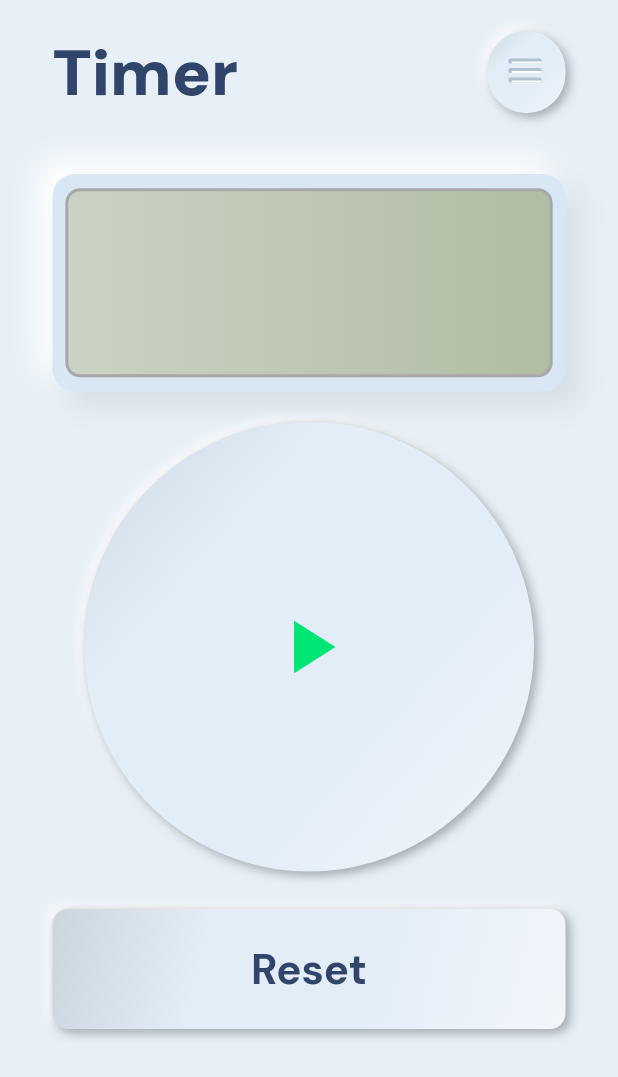
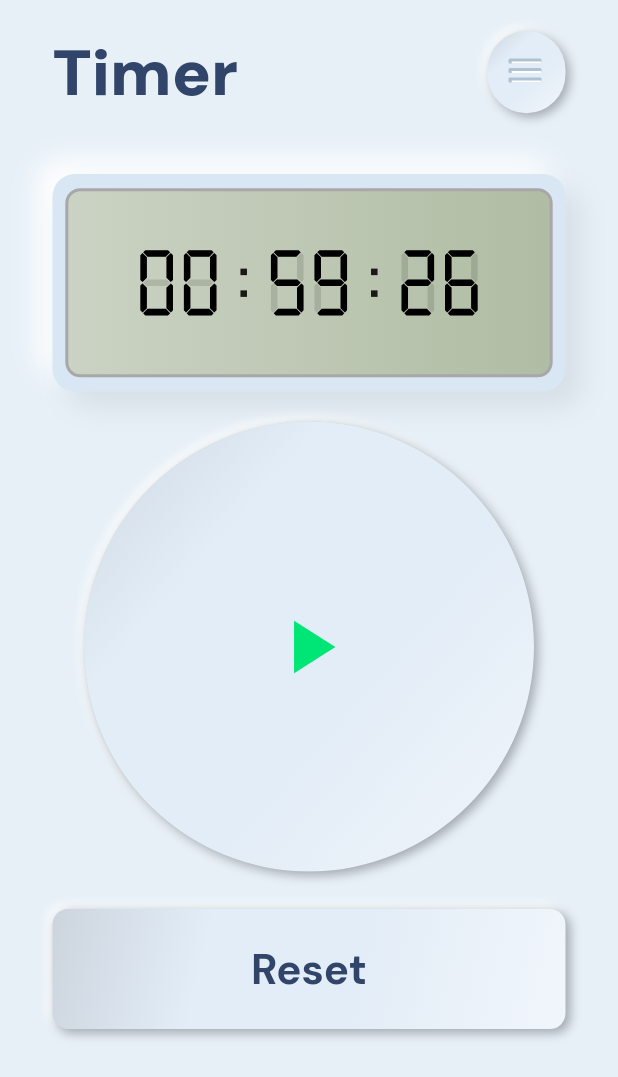
Before and after one commit to c0ff33-b34n/neumorphic_timer, a Flutter app: the screen it shows after launch, on a phone screen of 412 x 824 dp. Shown: the top 1077 px of the screen. Run offline on Flutter 3.47's test engine with Material 2 defaults, Android fonts, the phone set to English and light mode, and no system bars; our stand-ins replace google_fonts.

Commit message:
Add digital numbers to digital clock display

```diff
--- /dev/null
+++ b/lib/UI/digital_colon.dart
@@ -0,0 +1,63 @@
+// Copyright (c) 2017, Brian Armstrong. All rights reserved. Use of this source code
+// is governed by a BSD-style license that can be found in the LICENSE file.
+
+import 'package:flutter/material.dart';
+
+class DigitalColon extends StatelessWidget {
+  final double height;
+  final Color color;
+
+  DigitalColon({Key? key, required this.height, required this.color})
+      : assert(height != null),
+        assert(color != null),
+        super(key: key);
+
+  @override
+  Widget build(BuildContext context) {
+    return new CustomPaint(
+      size: new Size(height / 2.0, height),
+      painter: new _DigitalColonPainter(height, color),
+    );
+  }
+}
+
+class _DigitalColonPainter extends CustomPainter {
+  final double height;
+  final Color color;
+
+  _DigitalColonPainter(this.height, this.color);
+
+  @override
+  bool shouldRepaint(_DigitalColonPainter oldDelegate) {
+    return height != oldDelegate.height || color != oldDelegate.color;
+  }
+
+  @override
+  void paint(Canvas canvas, Size size) {
+    final double width = height / 2;
+    final double thickness = width / 5;
+
+    final Paint paint = new Paint()
+      ..color = color
+      ..style = PaintingStyle.fill;
+
+    // Top dot
+    canvas.drawRect(
+        new Rect.fromLTWH(
+          width / 2 - thickness / 2,
+          height / 3 - thickness / 2,
+          thickness,
+          thickness,
+        ),
+        paint);
+    // Bottom dot
+    canvas.drawRect(
+        new Rect.fromLTWH(
+          width / 2 - thickness / 2,
+          height * 2 / 3 - thickness / 2,
+          thickness,
+          thickness,
+        ),
+        paint);
+  }
+}
--- /dev/null
+++ b/lib/UI/digital_number.dart
@@ -0,0 +1,190 @@
+// Copyright (c) 2017, Brian Armstrong. All rights reserved. Use of this source code
+// is governed by a BSD-style license that can be found in the LICENSE file.
+
+import 'package:flutter/material.dart';
+
+class DigitalNumber extends StatelessWidget {
+  final int value;
+  final int padLeft;
+  final double height;
+  final Color color;
+
+  DigitalNumber({
+    Key? key,
+    required this.value,
+    required this.height,
+    required this.color,
+    this.padLeft = 0,
+  })  : assert(value != null),
+        assert(height != null),
+        assert(color != null),
+        super(key: key);
+
+  @override
+  Widget build(BuildContext context) {
+    Widget digitPainter(int digit) {
+      return new CustomPaint(
+        size: new Size(height / 2.0, height),
+        painter: new _DigitalDigitPainter(digit, height, color),
+      );
+    }
+
+    final Widget digitPadding = new SizedBox(width: height / 10.0);
+
+    List<Widget> children = [];
+
+    int digits = 0;
+    int remaining = value;
+    // do-while required for when [value] is 0
+    do {
+      int digit = remaining.remainder(10);
+      // If this is not our first entry, add padding
+      if (remaining != value) {
+        children.add(digitPadding);
+      }
+      children.add(digitPainter(digit));
+      remaining ~/= 10;
+      digits++;
+    } while (remaining > 0);
+
+    // If need to pad this number with zeros
+    while (digits < padLeft) {
+      children.add(digitPadding);
+      children.add(digitPainter(0));
+      digits++;
+    }
+
+    return new Row(
+      crossAxisAlignment: CrossAxisAlignment.center,
+      children: new List.from(children.reversed),
+    );
+  }
+}
+
+class _DigitalDigitPainter extends CustomPainter {
+  final int value;
+  final double height;
+  final Color color;
+
+  _DigitalDigitPainter(this.value, this.height, this.color)
+      : assert(value >= 0),
+        assert(value < 10);
+
+  @override
+  bool shouldRepaint(_DigitalDigitPainter oldDelegate) {
+    return value != oldDelegate.value ||
+        height != oldDelegate.height ||
+        color != oldDelegate.color;
+  }
+
+  @override
+  void paint(Canvas canvas, Size size) {
+    final double width = height / 2; // Digits are half as wide as they are tall
+    final double thickness = width / 5; // Arbitrary thickness that looks good
+
+    final double bigGap = thickness * 2 / 3; // Inside angle for outer pixels
+    final double midGap = thickness / 2; // Angle for middle bar
+    final double smallGap = thickness / 3; // Outside angle for outer pixels
+
+    final double smallPad = thickness / 10; // Spacing for middle bar
+    final double bigPad = smallGap + smallPad; // Spacing for outer pixels
+
+    // Alias/pre-calculate convenient locations
+    final double top = size.height - height;
+    final double left = size.width - width;
+    final double right = size.width;
+    final double bottom = size.height;
+    final double middle = size.height - width;
+
+    final Paint paint = new Paint()
+      ..color = color
+      ..style = PaintingStyle.fill;
+
+    /// Build a polygon for the left side of the digit
+    List<Offset> leftPolygon(top, bottom) {
+      return [
+        new Offset(left + smallGap, top),
+        new Offset(left, top + smallGap),
+        new Offset(left, bottom - smallGap),
+        new Offset(left + smallGap, bottom),
+        new Offset(left + thickness, bottom - bigGap),
+        new Offset(left + thickness, top + bigGap),
+      ];
+    }
+
+    /// Build a polygon for the right side of the digit
+    List<Offset> rightPolygon(top, bottom) {
+      return [
+        new Offset(right - smallGap, top),
+        new Offset(right - thickness, top + bigGap),
+        new Offset(right - thickness, bottom - bigGap),
+        new Offset(right - smallGap, bottom),
+        new Offset(right, bottom - smallGap),
+        new Offset(right, top + smallGap),
+        new Offset(right - smallGap, top),
+      ];
+    }
+
+    Path p = new Path();
+    // Top
+    if (value != 1 && value != 4) {
+      final tleft = left + bigPad;
+      final tright = right - bigPad;
+      p.addPolygon([
+        new Offset(tleft, top + smallGap),
+        new Offset(tleft + smallGap, top),
+        new Offset(tright - smallGap, top),
+        new Offset(tright, top + smallGap),
+        new Offset(tright - bigGap, top + thickness),
+        new Offset(tleft + bigGap, top + thickness),
+      ], true);
+    }
+    // Left Top
+    if (value == 0 || (value > 3 && value != 7)) {
+      p.addPolygon(leftPolygon(top + bigPad, middle - smallPad), true);
+    }
+    // Right Top
+    if (value != 5 && value != 6) {
+      p.addPolygon(rightPolygon(top + bigPad, middle - smallPad), true);
+    }
+    // Middle
+    if (value > 1 && value != 7) {
+      final mleft = left + bigPad;
+      final mright = right - bigPad;
+      final halfThick = thickness / 2;
+      p.addPolygon([
+        new Offset(mleft, middle),
+        new Offset(mleft + midGap, middle - halfThick),
+        new Offset(mright - midGap, middle - halfThick),
+        new Offset(mright, middle),
+        new Offset(mright - midGap, middle + halfThick),
+        new Offset(mleft + midGap, middle + halfThick),
+        new Offset(mleft, middle),
+      ], false);
+    }
+    // Left Bottom
+    if (value == 0 || value == 2 || value == 6 || value == 8) {
+      p.addPolygon(leftPolygon(middle + smallPad, bottom - bigPad), true);
+    }
+    // Right bottom
+    if (value != 2) {
+      p.addPolygon(rightPolygon(middle + smallPad, bottom - bigPad), true);
+    }
+    // Bottom
+    if (value != 1 && value != 4 && value != 7) {
+      final bleft = left + bigPad;
+      final bright = right - bigPad;
+      p.addPolygon([
+        new Offset(bleft, bottom - smallGap),
+        new Offset(bleft + bigGap, bottom - thickness),
+        new Offset(bright - bigGap, bottom - thickness),
+        new Offset(bright, bottom - smallGap),
+        new Offset(bright - smallGap, bottom),
+        new Offset(bleft + smallGap, bottom),
+        new Offset(bleft, bottom - smallGap),
+      ], false);
+    }
+
+    canvas.drawPath(p, paint);
+  }
+}
--- a/lib/screens/timer_screen.dart
+++ b/lib/screens/timer_screen.dart
@@ -1,6 +1,8 @@
 import 'package:flutter/material.dart';
 import 'package:google_fonts/google_fonts.dart';
 import 'package:neumorphic_timer/UI/neumorphic_container.dart';
+import '../UI/digital_colon.dart';
+import '../UI/digital_number.dart';
 
 class TimerScreen extends StatelessWidget {
   @override
@@ -80,9 +82,11 @@ class DigitalClock extends StatelessWidget {
       child: Center(
         child: LayoutBuilder(
           builder: (context, constraints) {
+            final maxHeight = constraints.maxHeight;
+            final maxWidth = constraints.maxWidth;
             return Container(
-              height: constraints.maxHeight * 0.87,
-              width: constraints.maxWidth * 0.95,
+              height: maxHeight * 0.87,
+              width: maxWidth * 0.95,
               decoration: BoxDecoration(
                 gradient: LinearGradient(colors: [
                   Color.fromRGBO(203, 211, 196, 1),
@@ -94,10 +98,95 @@ class DigitalClock extends StatelessWidget {
                   width: 2,
                 ),
               ),
+              child: DigitalNumbers(maxHeight: maxHeight, maxWidth: maxWidth),
             );
           },
         ),
       ),
+    );
+  }
+}
+
+class DigitalNumbers extends StatelessWidget {
+  const DigitalNumbers({
+    Key? key,
+    required this.maxHeight,
+    required this.maxWidth,
+  }) : super(key: key);
+
+  final double maxHeight;
+  final double maxWidth;
+
+  @override
+  Widget build(BuildContext context) {
+    final hours = createNumberTime(0);
+    final minutes = createNumberTime(59);
+    final seconds = createNumberTime(26);
+    return Center(
+      child: Container(
+        height: maxHeight * 0.5,
+        width: maxWidth * 0.7,
+        child: Row(
+          mainAxisAlignment: MainAxisAlignment.spaceEvenly,
+          children: [
+            ...hours,
+            DigitalColon(
+              height: maxHeight * 0.3,
+              color: Colors.black87,
+            ),
+            ...minutes,
+            DigitalColon(
+              height: maxHeight * 0.3,
+              color: Colors.black87,
+            ),
+            ...seconds,
+          ],
+        ),
+      ),
+    );
+  }
+
+  List<DigitalNumberWithBg> createNumberTime(int numberTime) {
+    final isNumberTwoDigits = numberTime.toString().length == 2;
+    final int firstDigit =
+        isNumberTwoDigits ? int.parse(numberTime.toString()[0]) : 0;
+    final int secondDigit =
+        isNumberTwoDigits ? int.parse(numberTime.toString()[1]) : numberTime;
+    return [
+      DigitalNumberWithBg(
+        maxHeight: maxHeight,
+        value: isNumberTwoDigits ? firstDigit : 0,
+      ),
+      DigitalNumberWithBg(
+        maxHeight: maxHeight,
+        value: secondDigit,
+      ),
+    ];
+  }
+}
+
+/// Bg stands for background
+class DigitalNumberWithBg extends StatelessWidget {
+  const DigitalNumberWithBg({
+    Key? key,
+    required this.maxHeight,
+    required this.value,
+  }) : super(key: key);
+
+  final double maxHeight;
+  final int value;
+
+  @override
+  Widget build(BuildContext context) {
+    return Stack(
+      children: [
+        DigitalNumber(
+          value: value,
+          height: maxHeight * 0.3,
+          color: Colors.black,
+        ),
+        DigitalNumber(value: 8, height: maxHeight * 0.3, color: Colors.black12),
+      ],
     );
   }
 }
```
Also changed, not shown: 1 other file.
